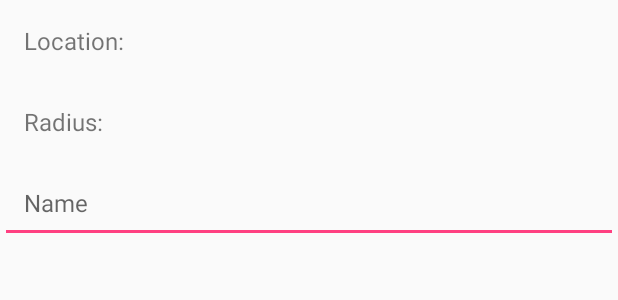
After one commit to iweinzierl/worktrack, an Android app: the layout dialog_workplace_title_query_content.xml on its own in the app's theme, with its tools: preview values and no code run, on a phone screen of 412 x 824 dp. The commit adds this screen. Shown: the top 300 px of the screen. Run offline under Robolectric (Android 15) with nearby library versions, the phone set to English and light mode, and no system bars.

Commit message:
Added dialog to let users set a name of new workplaces.

```diff
--- /dev/null
+++ b/mobile/src/main/res/layout/dialog_workplace_title_query_content.xml
@@ -0,0 +1,63 @@
+<?xml version="1.0" encoding="utf-8"?>
+<RelativeLayout xmlns:android="http://schemas.android.com/apk/res/android"
+    android:layout_width="match_parent"
+    android:layout_height="match_parent"
+    android:orientation="vertical">
+
+    <LinearLayout
+        android:id="@+id/container_location"
+        android:layout_width="match_parent"
+        android:layout_height="wrap_content"
+        android:orientation="horizontal"
+        android:padding="16dp">
+
+        <TextView
+            android:id="@+id/location_label"
+            android:layout_width="wrap_content"
+            android:layout_height="wrap_content"
+            android:layout_weight="1"
+            android:text="@string/dialog_workplace_title_query_label_location"
+            android:textSize="16sp" />
+
+        <TextView
+            android:id="@+id/location"
+            android:layout_width="wrap_content"
+            android:layout_height="wrap_content"
+            android:layout_weight="4"
+            android:textSize="16sp" />
+    </LinearLayout>
+
+    <LinearLayout
+        android:id="@+id/container_radius"
+        android:layout_width="match_parent"
+        android:layout_height="wrap_content"
+        android:layout_below="@id/container_location"
+        android:orientation="horizontal"
+        android:padding="16dp">
+
+        <TextView
+            android:id="@+id/radius_label"
+            android:layout_width="wrap_content"
+            android:layout_height="wrap_content"
+            android:layout_weight="1"
+            android:text="@string/dialog_workplace_title_query_label_radius"
+            android:textSize="16sp" />
+
+        <TextView
+            android:id="@+id/radius"
+            android:layout_width="wrap_content"
+            android:layout_height="wrap_content"
+            android:layout_weight="4"
+            android:textSize="16sp" />
+    </LinearLayout>
+
+    <EditText
+        android:id="@+id/name"
+        android:layout_width="match_parent"
+        android:layout_height="wrap_content"
+        android:layout_below="@id/container_radius"
+        android:hint="@string/dialog_workplace_title_query_hint_name"
+        android:padding="16dp"
+        android:textSize="16sp" />
+
+</RelativeLayout>
--- a/mobile/src/main/res/values/strings.xml
+++ b/mobile/src/main/res/values/strings.xml
@@ -66,6 +66,13 @@
     <string name="dialog_account_picker_title">Choose Account</string>
     <string name="dialog_account_picker_cancel">Cancel</string>
 
+    <string name="dialog_workplace_title_query_title">Set Workplace Name</string>
+    <string name="dialog_workplace_title_query_button_ok">Save</string>
+    <string name="dialog_workplace_title_query_button_cancel">Cancel</string>
+    <string name="dialog_workplace_title_query_label_location">Location:</string>
+    <string name="dialog_workplace_title_query_label_radius">Radius:</string>
+    <string name="dialog_workplace_title_query_hint_name">Name</string>
+
     <string name="settings_category_working_time">Working Time</string>
     <string name="settings_daily_working_hours_title">Daily working hours</string>
     <string name="settings_daily_working_hours_summary">The number of working hours per day.</string>
--- a/mobile/src/main/res/values/styles.xml
+++ b/mobile/src/main/res/values/styles.xml
@@ -8,7 +8,7 @@
         <item name="colorAccent">@color/colorAccent</item>
     </style>
 
-    <style name="AppTheme.NoActionBar">
+    <style name="AppTheme.NoActionBa">
         <item name="windowActionBar">false</item>
         <item name="windowNoTitle">true</item>
     </style>
```
Also changed, not shown: mobile/src/main/java/de/iweinzierl/worktrack/ManageWorkplacesActivity.java (+24 -8 lines), mobile/src/main/java/de/iweinzierl/worktrack/persistence/Workplace.java (+3 -4 lines), mobile/src/main/java/de/iweinzierl/worktrack/view/dialog/WorkplaceTitleQueryDialog.java (added, +75 -0 lines).
